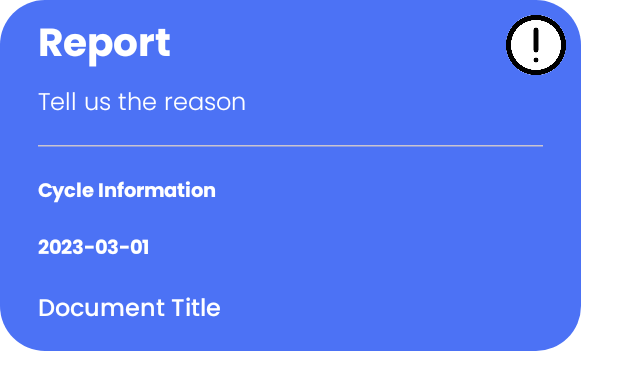
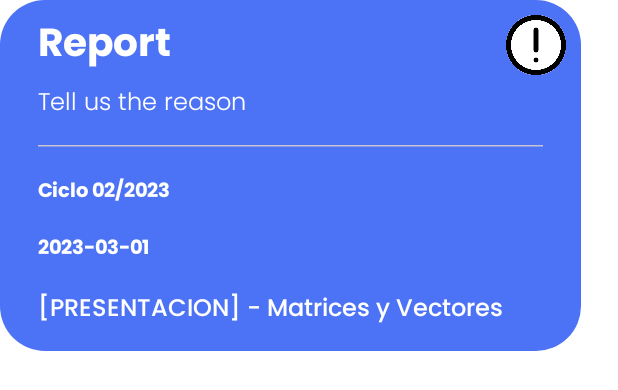
Before and after one commit to PDM-24/proyecto-amgems-systems-solutions, an Android app built with Jetpack Compose: the @Preview function ReportInfoPreview, on a phone screen of 412 x 824 dp. Shown: the top 390 px of the screen. Run offline under Robolectric (Android 15) with nearby library versions, the phone set to English and light mode, and no system bars.

Commit message:
Add: Report Reasons Component :lipstick:

```diff
--- a/app/src/main/java/com/alvarado/backpack/ui/components/ReportInfo.kt
+++ b/app/src/main/java/com/alvarado/backpack/ui/components/report/ReportInfo.kt
@@ -1,11 +1,10 @@
-package com.alvarado.backpack.ui.components
+package com.alvarado.backpack.ui.components.report
 
 import androidx.compose.foundation.Image
 import androidx.compose.foundation.background
 import androidx.compose.foundation.layout.Box
 import androidx.compose.foundation.layout.Column
 import androidx.compose.foundation.layout.Row
-import androidx.compose.foundation.layout.fillMaxWidth
 import androidx.compose.foundation.layout.padding
 import androidx.compose.foundation.layout.size
 import androidx.compose.foundation.shape.RoundedCornerShape
@@ -25,7 +24,8 @@ import androidx.compose.ui.unit.sp
 import com.alvarado.backpack.R
 
 @Composable
-fun ReportInfo(cycleInfo: String, date: String, documentTitle: String) {
+fun ReportInfo(documentCycle: String, documentDate: String, documentTitle: String) {
+
     Column(
         modifier = Modifier
             .size(width = 387.dp, height = 234.dp)
@@ -56,15 +56,10 @@ fun ReportInfo(cycleInfo: String, date: String, documentTitle: String) {
                     contentDescription = "Email icon",
                     modifier = Modifier
                         .padding(top = 10.dp)
-                        .size(40.dp )
+                        .size(40.dp)
                 )
-
             }
-
         }
-
-
-
         Box(
             modifier = Modifier
         ) {
@@ -87,14 +82,14 @@ fun ReportInfo(cycleInfo: String, date: String, documentTitle: String) {
             )
         )
         Text(
-            text = cycleInfo,
+            text = documentCycle,
             modifier = Modifier.padding(start = 25.dp, top = 10.dp, bottom = 10.dp),
             fontFamily = FontFamily(Font(R.font.poppins_bold)),
             fontSize = 13.sp,
             color = Color.White
         )
         Text(
-            text = date,
+            text = documentDate,
             modifier = Modifier.padding(start = 25.dp, top = 10.dp, bottom = 10.dp),
             fontFamily = FontFamily(Font(R.font.poppins_bold)),
             fontSize = 13.sp,
@@ -114,8 +109,8 @@ fun ReportInfo(cycleInfo: String, date: String, documentTitle: String) {
 @Preview(showBackground = true)
 private fun ReportInfoPreview() {
     ReportInfo(
-        cycleInfo = "Cycle Information",
-        date = "2023-03-01",
-        documentTitle = "Document Title"
+        documentCycle = "Ciclo 02/2023",
+        documentDate = "2023-03-01",
+        documentTitle = "[PRESENTACION] - Matrices y Vectores"
     )
 }
```
Also changed, not shown: app/src/main/java/com/alvarado/backpack/ui/components/report/ReportItem.kt (added, +77 -0 lines), app/src/main/java/com/alvarado/backpack/ui/screens/ReportScreen.kt (+17 -4 lines), 2 other files.
